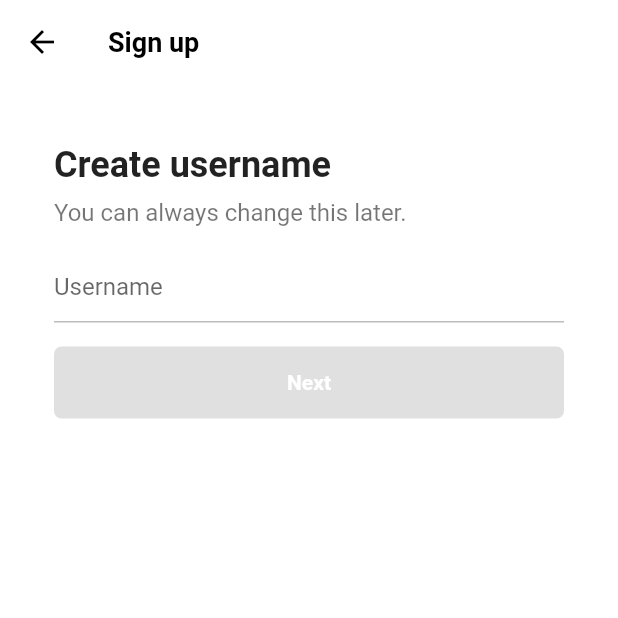
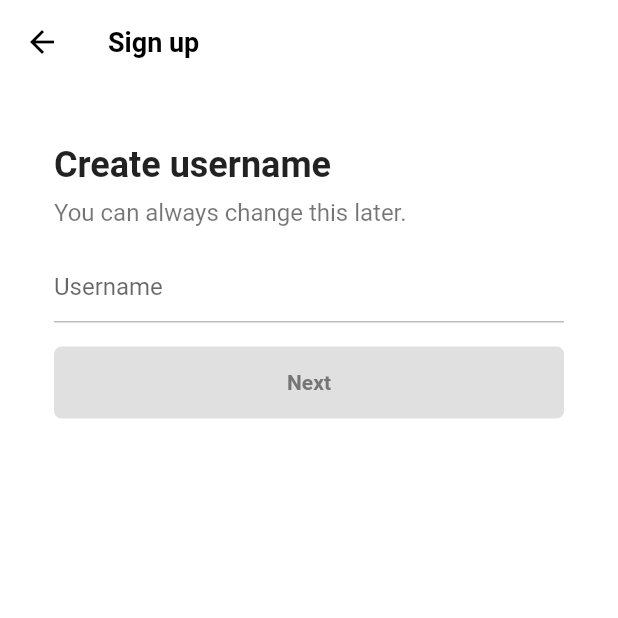
Before and after one commit to flow2lime/tiktok-app, a Flutter app: the screen it shows after launch, after a tap on "Use email & password", on a phone screen of 412 x 824 dp, the top half of it. Run offline on Flutter 3.47's test engine with Material 2 defaults, Android fonts, the phone set to English and light mode, and no system bars; our stand-ins replace font_awesome_flutter.

Commit message:
[feat] email screen

```diff
--- a/lib/features/authentication/widgets/sign_up_screen.dart
+++ b/lib/features/authentication/sign_up_screen.dart
@@ -2,9 +2,9 @@ import 'package:flutter/material.dart';
 import 'package:font_awesome_flutter/font_awesome_flutter.dart';
 import 'package:tiktok_app/constants/gaps.dart';
 import 'package:tiktok_app/constants/sizes.dart';
+import 'package:tiktok_app/features/authentication/login_screen.dart';
 import 'package:tiktok_app/features/authentication/username_screen.dart';
 import 'package:tiktok_app/features/authentication/widgets/auth_button.dart';
-import 'package:tiktok_app/features/authentication/widgets/login_screen.dart';
 
 class SignUpScreen extends StatelessWidget {
   const SignUpScreen({super.key});
--- a/lib/features/authentication/username_screen.dart
+++ b/lib/features/authentication/username_screen.dart
@@ -1,5 +1,7 @@
 import 'package:flutter/material.dart';
 import 'package:tiktok_app/constants/gaps.dart';
+import 'package:tiktok_app/features/authentication/email_screen.dart';
+import 'package:tiktok_app/features/authentication/widgets/form_button.dart';
 
 import '../../constants/sizes.dart';
 
@@ -22,6 +24,22 @@ class _UsernameScreenState extends State<UsernameScreen> {
         _username = _usernameController.text;
       });
     });
+  }
+
+  @override
+  void dispose() {
+    _usernameController.dispose();
+    super.dispose();
+  }
+
+  void _onNextTap() {
+    if (_username.isEmpty) return;
+
+    Navigator.of(context).push(
+      MaterialPageRoute(
+        builder: (context) => const EmailScreen(),
+      ),
+    );
   }
 
   @override
@@ -75,29 +93,10 @@ class _UsernameScreenState extends State<UsernameScreen> {
               cursorColor: Theme.of(context).primaryColor,
             ),
             Gaps.v16,
-            FractionallySizedBox(
-              widthFactor: 1,
-              child: AnimatedContainer(
-                duration: const Duration(
-                  milliseconds: 300,
-                ),
-                padding: const EdgeInsets.symmetric(vertical: Sizes.size16),
-                decoration: BoxDecoration(
-                  borderRadius: BorderRadius.circular(
-                    Sizes.size5,
-                  ),
-                  color: _username.isEmpty
-                      ? Colors.grey.shade300
-                      : Theme.of(context).primaryColor,
-                ),
-                child: const Text(
-                  'Next',
-                  textAlign: TextAlign.center,
-                  style: TextStyle(
-                    color: Colors.white,
-                    fontWeight: FontWeight.w600,
-                  ),
-                ),
+            GestureDetector(
+              onTap: _onNextTap,
+              child: FormButton(
+                disabled: _username.isEmpty,
               ),
             )
           ],
--- a/lib/features/authentication/widgets/auth_button.dart
+++ b/lib/features/authentication/widgets/auth_button.dart
@@ -33,7 +33,7 @@ class AuthButton extends StatelessWidget {
               child: icon,
             ),
             Expanded(
-              //TODO: Here. Maybe the problem about "ParentDataWidget"
+              //REVIEW: Here. Maybe the problem about "ParentDataWidget"
               child: Text(
                 text,
                 style: const TextStyle(
--- /dev/null
+++ b/lib/features/authentication/widgets/form_button.dart
@@ -0,0 +1,45 @@
+import 'package:flutter/material.dart';
+
+import '../../../constants/sizes.dart';
+
+class FormButton extends StatelessWidget {
+  const FormButton({
+    super.key,
+    required this.disabled,
+  });
+
+  final bool disabled;
+
+  @override
+  Widget build(BuildContext context) {
+    return FractionallySizedBox(
+      widthFactor: 1,
+      child: AnimatedContainer(
+        duration: const Duration(
+          milliseconds: 300,
+        ),
+        padding: const EdgeInsets.symmetric(vertical: Sizes.size16),
+        decoration: BoxDecoration(
+          borderRadius: BorderRadius.circular(
+            Sizes.size5,
+          ),
+          color:
+              disabled ? Colors.grey.shade300 : Theme.of(context).primaryColor,
+        ),
+        child: AnimatedDefaultTextStyle(
+          duration: const Duration(
+            milliseconds: 300,
+          ),
+          style: TextStyle(
+            color: disabled ? Colors.grey.shade600 : Colors.white,
+            fontWeight: FontWeight.w600,
+          ),
+          child: const Text(
+            'Next',
+            textAlign: TextAlign.center,
+          ),
+        ),
+      ),
+    );
+  }
+}
--- a/lib/main.dart
+++ b/lib/main.dart
@@ -1,5 +1,5 @@
 import 'package:flutter/material.dart';
-import 'package:tiktok_app/features/authentication/widgets/sign_up_screen.dart';
+import 'package:tiktok_app/features/authentication/sign_up_screen.dart';
 
 import 'constants/sizes.dart';
 
```
Also changed, not shown: lib/features/authentication/email_screen.dart (+120 -0 lines), lib/features/authentication/password_screen.dart (added, +10 -0 lines), lib/features/authentication/login_screen.dart (renamed from lib/features/authentication/widgets/login_screen.dart).
